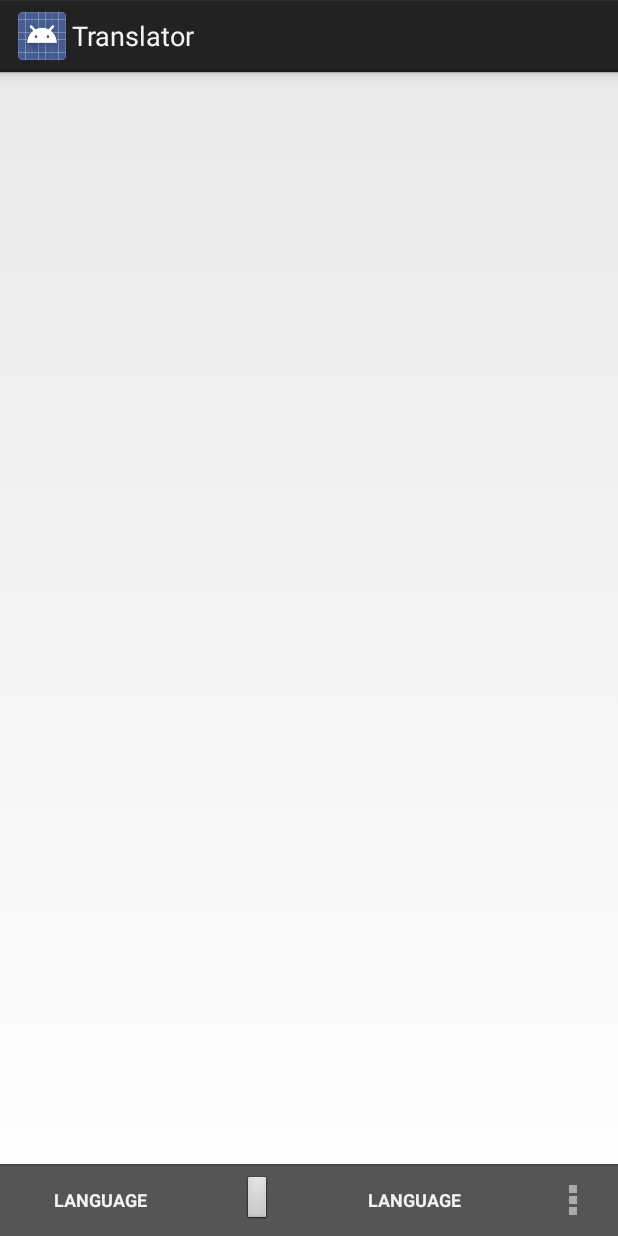
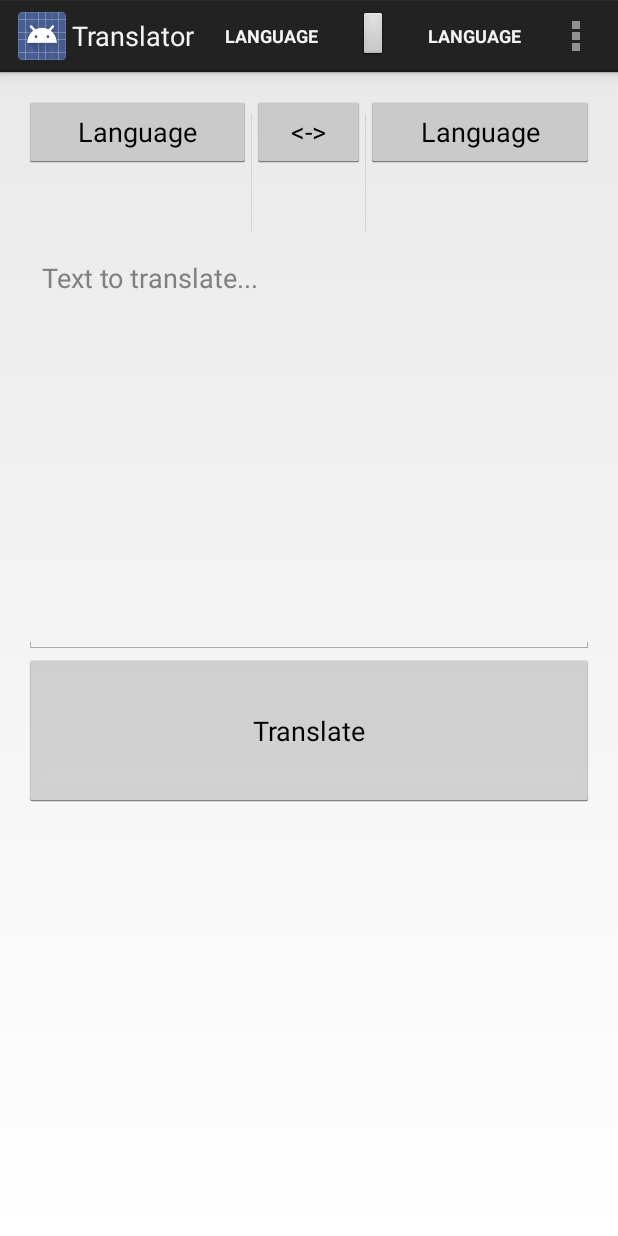
Before and after one commit to tech-team/Translator, an Android app: the screen it shows after launch (MainActivity), on a phone screen of 412 x 824 dp. Run offline under Robolectric (Android 15) with nearby library versions, the phone set to English and light mode, and no system bars; network calls fail.

Commit message:
Main activity implemented

```diff
--- a/app/src/main/AndroidManifest.xml
+++ b/app/src/main/AndroidManifest.xml
@@ -23,8 +23,7 @@
 
         <activity
             android:name=".MainActivity"
-            android:label="@string/app_name"
-            android:uiOptions="splitActionBarWhenNarrow" >
+            android:label="@string/app_name" >
             <intent-filter>
                 <action android:name="android.intent.action.MAIN" />
 
--- a/app/src/main/java/org/techteam/bashhappens/MainActivity.java
+++ b/app/src/main/java/org/techteam/bashhappens/MainActivity.java
@@ -1,5 +1,6 @@
 package org.techteam.bashhappens;
 
+import android.app.ActionBar;
 import android.os.Bundle;
 import android.support.v4.app.FragmentActivity;
 import android.support.v4.app.FragmentTransaction;
@@ -15,17 +16,21 @@ public class MainActivity extends FragmentActivity implements LanguageListFragme
     @Override
     protected void onCreate(Bundle savedInstanceState) {
         super.onCreate(savedInstanceState);
+
+        //ActionBar actionBar = getActionBar();
+        //if (actionBar != null)
+        //    actionBar.setDisplayShowTitleEnabled(false);
+
         setContentView(R.layout.activity_main);
         if (findViewById(R.id.languages_fragment_container) != null) {
             if (savedInstanceState != null) {
                 return;
             }
-            getSupportFragmentManager().beginTransaction()
-                    .add(R.id.languages_fragment_container, new LanguageListFragment())
-                    .commit();
+            //getSupportFragmentManager().beginTransaction()
+            //        .add(R.id.languages_fragment_container, new LanguageListFragment())
+            //        .commit();
         }
     }
-
 
     @Override
     public boolean onCreateOptionsMenu(Menu menu) {
--- a/app/src/main/java/org/techteam/bashhappens/SplashActivity.java
+++ b/app/src/main/java/org/techteam/bashhappens/SplashActivity.java
@@ -22,6 +22,8 @@ public class SplashActivity extends Activity {
     protected void onCreate(Bundle savedInstanceState) {
         super.onCreate(savedInstanceState);
         setContentView(R.layout.activity_splash);
+
+        Toast.makeText(this.getBaseContext(), R.string.splash_text, Toast.LENGTH_LONG).show();
 
         new FetchLanguagesAsync().execute();
     }
--- a/app/src/main/res/layout/activity_main.xml
+++ b/app/src/main/res/layout/activity_main.xml
@@ -1,4 +1,4 @@
-<RelativeLayout xmlns:android="http://schemas.android.com/apk/res/android"
+<LinearLayout xmlns:android="http://schemas.android.com/apk/res/android"
     xmlns:tools="http://schemas.android.com/tools"
     android:layout_width="match_parent"
     android:layout_height="match_parent"
@@ -6,16 +6,79 @@
     android:paddingRight="@dimen/activity_horizontal_margin"
     android:paddingTop="@dimen/activity_vertical_margin"
     android:paddingBottom="@dimen/activity_vertical_margin"
-    tools:context=".MainActivity">
+    tools:context=".MainActivity"
+    android:orientation="vertical" >
 
-    <!--<TextView-->
-        <!--android:text="@string/hello_world"-->
-        <!--android:layout_width="wrap_content"-->
-        <!--android:layout_height="wrap_content"/>-->
+    <LinearLayout
+        android:layout_width="match_parent"
+        android:layout_height="wrap_content"
+        android:orientation="horizontal"
+        style="?android:attr/buttonBarStyle"
+        android:layout_weight="1" >
 
-    <FrameLayout xmlns:android="http://schemas.android.com/apk/res/android"
+        <Button
+            android:layout_weight="2"
+            android:layout_width="0dp"
+            android:layout_height="wrap_content"
+            android:id="@+id/language_from_button"
+            android:layout_gravity="left|top"
+            android:text="@string/placeholder"
+            style="?android:attr/buttonStyle" />
+
+        <Button
+            android:layout_weight="1"
+            android:layout_width="0dp"
+            android:layout_height="wrap_content"
+            android:id="@+id/language_swap_button"
+            android:text="&lt;-&gt;"
+            style="?android:attr/buttonStyle" />
+
+        <Button
+            android:layout_weight="2"
+            android:layout_height="wrap_content"
+            android:layout_width="0dp"
+            android:id="@+id/language_to_button"
+            android:layout_gravity="right|top"
+            android:text="@string/placeholder"
+            style="?android:attr/buttonStyle" />
+
+    </LinearLayout>
+
+    <EditText
+        android:layout_width="match_parent"
+        android:layout_height="0dp"
+        android:layout_weight="5"
+        android:gravity="top|left"
+        android:inputType="textAutoComplete|textMultiLine"
+        android:minLines="10"
+        android:scrollHorizontally="false"
+        android:scrollbars="vertical"
+        android:singleLine="false"
+        android:id="@+id/text_to_translate"
+        android:hint="@string/text_to_translate_hint"/>
+
+    <Button
+        android:layout_height="wrap_content"
+        android:layout_width="match_parent"
+        android:text="@string/button_translate"
+        android:id="@+id/translate_button"
+        android:layout_weight="1" />
+
+    <ScrollView
+        android:layout_width="match_parent"
+        android:layout_height="0dp"
+        android:layout_weight="5" >
+            <TextView
+                android:layout_height="wrap_content"
+                android:layout_width="match_parent"
+                android:id="@+id/translated_text" />
+        </ScrollView>
+
+    <!-- Unnecessary hren' below -->
+    <FrameLayout
+        xmlns:android="http://schemas.android.com/apk/res/android"
         android:id="@+id/languages_fragment_container"
         android:layout_width="match_parent"
-        android:layout_height="match_parent" />
+        android:layout_height="wrap_content"></FrameLayout>
 
-</RelativeLayout>
+</LinearLayout>
--- a/app/src/main/res/layout/activity_splash.xml
+++ b/app/src/main/res/layout/activity_splash.xml
@@ -14,7 +14,7 @@
         android:layout_width="wrap_content"
         android:layout_height="wrap_content"
         android:layout_gravity="center"
-        style="@android:style/Widget.ProgressBar.Small"
+        style="@android:style/Widget.ProgressBar"
         android:indeterminate="true"
         android:layout_marginTop="60dp" />
 
--- a/app/src/main/res/values/strings.xml
+++ b/app/src/main/res/values/strings.xml
@@ -4,11 +4,9 @@
     <string name="app_name">Translator</string>
     <string name="hello_world">Hello world!</string>
     <string name="action_settings">Settings</string>
-    <string name="splash_text">Hello World, splash</string>
-    <string name="city_details_name">Город</string>
-    <string name="city_details_data_placeholder">…</string>
-    <string name="city_details_temperature">Температура</string>
-    <string name="city_details_humidity">Влажность</string>
+    <string name="splash_text">Loading language list…</string>
     <string name="placeholder">Language</string>
+    <string name="button_translate">Translate</string>
+    <string name="text_to_translate_hint">Text to translate...</string>
 
 </resources>
```
